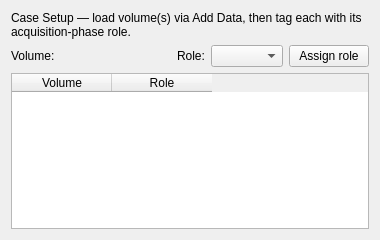
The window that Liver/Resources/UI/StageCaseSetupWidget.ui (ALive-research/Slicer-Liver) describes before a commit, drawn with Qt 5.
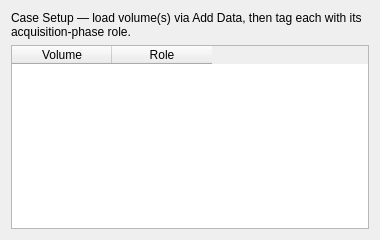
The same window after the commit. Custom widgets are drawn as their Qt base class.

Commit message: ENH: Pick the volume role directly in the Case Setup table

What changed in the file:
```diff
--- a/Liver/Resources/UI/StageCaseSetupWidget.ui
+++ b/Liver/Resources/UI/StageCaseSetupWidget.ui
@@ -21,58 +21,6 @@
      </property>
     </widget>
    </item>
-   <item>
-    <layout class="QHBoxLayout" name="assignRow">
-     <item>
-      <widget class="QLabel" name="VolumeLabel">
-       <property name="text">
-        <string>Volume:</string>
-       </property>
-      </widget>
-     </item>
-     <item>
-      <widget class="qMRMLNodeComboBox" name="CaseSetupVolumeComboBox">
-       <property name="nodeTypes">
-        <stringlist>
-         <string>vtkMRMLScalarVolumeNode</string>
-        </stringlist>
-       </property>
-       <property name="addEnabled">
-        <bool>false</bool>
-       </property>
-       <property name="removeEnabled">
-        <bool>false</bool>
-       </property>
-       <property name="noneEnabled">
-        <bool>true</bool>
-       </property>
-       <property name="sizePolicy">
-        <sizepolicy hsizetype="Expanding" vsizetype="Fixed">
-         <horstretch>1</horstretch>
-         <verstretch>0</verstretch>
-        </sizepolicy>
-       </property>
-      </widget>
-     </item>
-     <item>
-      <widget class="QLabel" name="RoleLabel">
-       <property name="text">
-        <string>Role:</string>
-       </property>
-      </widget>
-     </item>
-     <item>
-      <widget class="QComboBox" name="CaseSetupRoleComboBox"/>
-     </item>
-     <item>
-      <widget class="QPushButton" name="CaseSetupAssignButton">
-       <property name="text">
-        <string>Assign role</string>
-       </property>
-      </widget>
-     </item>
-    </layout>
-   </item>
    <item>
     <widget class="QTableWidget" name="CaseSetupRoleTable">
      <property name="columnCount">
@@ -105,11 +53,6 @@
    <header>qMRMLWidget.h</header>
    <container>1</container>
   </customwidget>
-  <customwidget>
-   <class>qMRMLNodeComboBox</class>
-   <extends>QWidget</extends>
-   <header>qMRMLNodeComboBox.h</header>
-  </customwidget>
  </customwidgets>
  <resources/>
  <connections/>
```
The commit also changes 2 other files.
